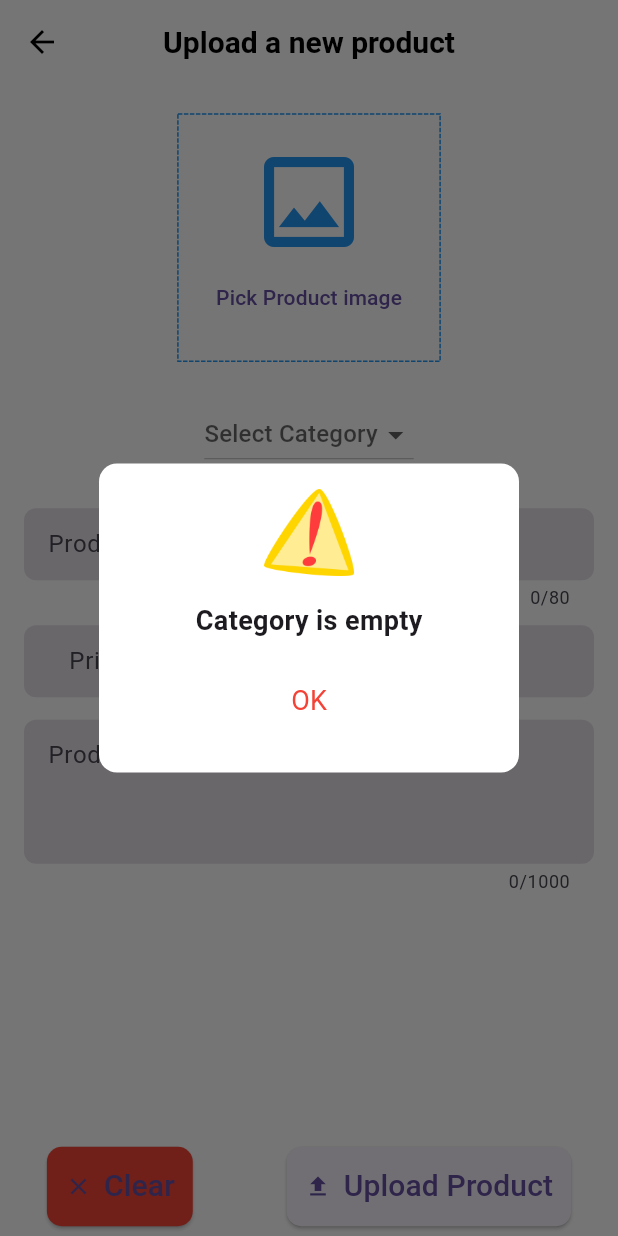
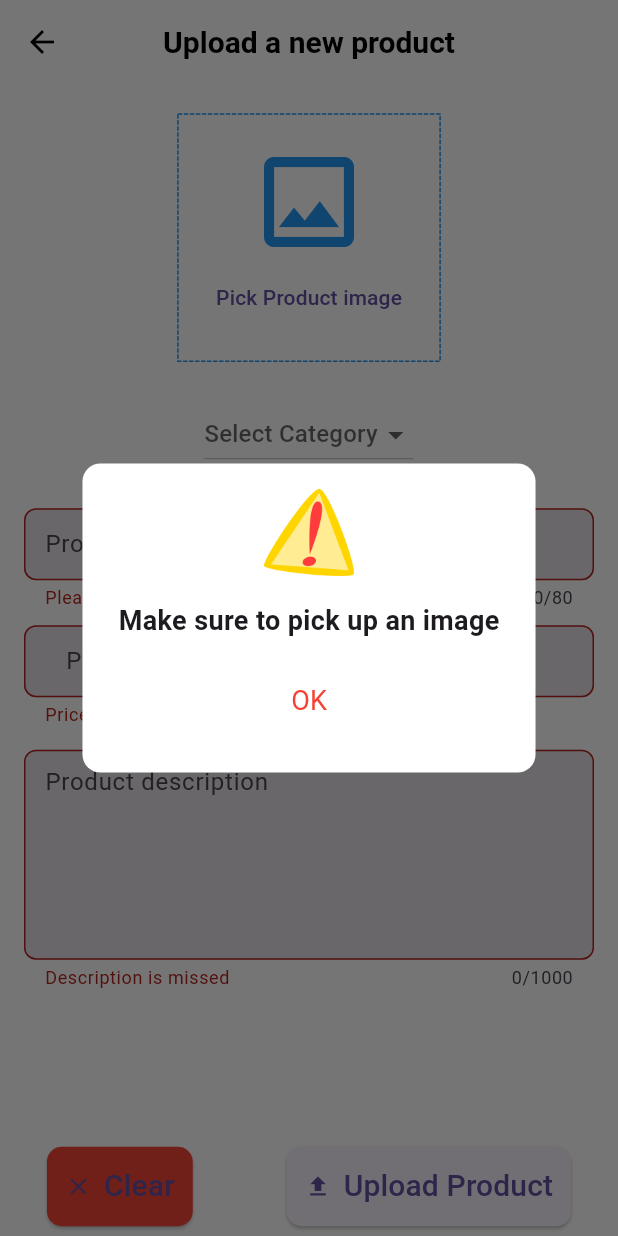
Before and after one commit to AMIRAMOHMED/admain_panel, a Flutter app: the EditOrUploadProductScreen screen opened by its route, after a tap on "Upload Product", on a phone screen of 412 x 824 dp. Run offline on Flutter 3.47's test engine with Material 3 defaults, Android fonts, the phone set to English and light mode, and no system bars; drawn by our look-alikes of dotted_border; our stand-ins replace cloud_firestore, fancy_shimmer_image, firebase_core, firebase_storage, fluttertoast, image_picker and 2 more; missing offline and left inert: dynamic_height_grid_view; accounts and stored records are empty.

Commit message:
first commit

```diff
--- a/lib/main.dart
+++ b/lib/main.dart
@@ -3,10 +3,12 @@ import 'package:admain_panel/providers/them_provider.dart';
 import 'package:admain_panel/screens/dashboard_screen.dart';
 import 'package:admain_panel/screens/inner_Screen/edit_uploaded_product_screen.dart';
 import 'package:admain_panel/screens/inner_Screen/order/orders_screen.dart';
+import 'package:firebase_core/firebase_core.dart';
 import 'package:flutter/material.dart';
 import 'package:provider/provider.dart';
 
 import 'consts/theme.dart';
+import 'firebase_options.dart';
 import 'screens/inner_Screen/search_screen.dart';
 
 void main() {
@@ -16,10 +18,30 @@ void main() {
 class MyApp extends StatelessWidget {
   const MyApp({super.key});
 
-  // This widget is the root of your application.
   @override
   Widget build(BuildContext context) {
-    // final themeProvider = Provider.of<ThemeProvider>(context);
+    return FutureBuilder(
+        future: Firebase.initializeApp(
+            options: DefaultFirebaseOptions.currentPlatform),
+        builder: (context, snapshot) {
+          if (snapshot.connectionState == ConnectionState.waiting) {
+            return const MaterialApp(
+              home: Scaffold(
+                body: Center(
+                  child: CircularProgressIndicator(),
+                ),
+              ),
+            );
+          } else if (snapshot.hasError) {
+            return MaterialApp(
+              home: Scaffold(
+                body: Center(
+                  child:
+                      SelectableText("An error has occurred ${snapshot.error}"),
+                ),
+              ),
+            );
+          }
           return MultiProvider(
             providers: [
               ChangeNotifierProvider(
@@ -38,15 +60,19 @@ class MyApp extends StatelessWidget {
                 debugShowCheckedModeBanner: false,
                 title: 'Shop Smart ADMIN AR',
                 theme: Styles.themeData(
-              isDarkTheme: themeProvider.getIsDarkTheme, context: context),
+                    isDarkTheme: themeProvider.getIsDarkTheme,
+                    context: context),
                 home: const DashboardScreen(),
                 routes: {
-            OrdersScreenFree.routeName: (context) => const OrdersScreenFree(),
+                  OrdersScreenFree.routeName: (context) =>
+                      const OrdersScreenFree(),
                   SearchScreen.routeName: (context) => const SearchScreen(),
-            EditOrUploadProductScreen.routeName:(context)=>const  EditOrUploadProductScreen()
+                  EditOrUploadProductScreen.routeName: (context) =>
+                      const EditOrUploadProductScreen()
                 },
               );
             }),
           );
+        });
   }
 }
--- a/lib/models/product_model.dart
+++ b/lib/models/product_model.dart
@@ -1,3 +1,4 @@
+import 'package:cloud_firestore/cloud_firestore.dart';
 import 'package:flutter/material.dart';
 
 class ProductModel with ChangeNotifier {
@@ -8,7 +9,7 @@ class ProductModel with ChangeNotifier {
       productDescription,
       productImage,
       productQuantity;
-
+Timestamp?creadeAt;
   ProductModel({
     required this.productId,
     required this.productTitle,
@@ -17,5 +18,6 @@ class ProductModel with ChangeNotifier {
     required this.productDescription,
     required this.productImage,
     required this.productQuantity,
+     this.creadeAt
   });
 }
--- a/lib/screens/inner_Screen/edit_uploaded_product_screen.dart
+++ b/lib/screens/inner_Screen/edit_uploaded_product_screen.dart
@@ -1,16 +1,22 @@
 import 'dart:io';
 
-import 'package:admain_panel/consts/app_consts.dart';
+import 'package:cloud_firestore/cloud_firestore.dart';
 import 'package:dotted_border/dotted_border.dart';
+import 'package:firebase_storage/firebase_storage.dart';
+import 'package:flutter/cupertino.dart';
 import 'package:flutter/material.dart';
 import 'package:flutter/services.dart';
+import 'package:fluttertoast/fluttertoast.dart';
 import 'package:image_picker/image_picker.dart';
+import 'package:uuid/uuid.dart';
 
+import '../../consts/app_consts.dart';
 import '../../consts/my_validators.dart';
 import '../../models/product_model.dart';
 import '../../services/my_app_method.dart';
 import '../../widgets/subtitle_text.dart';
 import '../../widgets/title_text.dart';
+import 'loading_manger.dart';
 
 class EditOrUploadProductScreen extends StatefulWidget {
   static const routeName = '/EditOrUploadProductScreen';
@@ -19,25 +25,25 @@ class EditOrUploadProductScreen extends StatefulWidget {
     super.key,
     this.productModel,
   });
-
   final ProductModel? productModel;
-
   @override
   State<EditOrUploadProductScreen> createState() =>
       _EditOrUploadProductScreenState();
 }
 
 class _EditOrUploadProductScreenState extends State<EditOrUploadProductScreen> {
-  String? productNetworkImage;
   final _formKey = GlobalKey<FormState>();
   XFile? _pickedImage;
   bool isEditing = false;
+  String? productNetworkImage;
+
   late TextEditingController _titleController,
       _priceController,
       _descriptionController,
       _quantityController;
   String? _categoryValue;
-
+  bool _isLoading = false;
+  String? productImageUrl;
   @override
   void initState() {
     if (widget.productModel != null) {
@@ -82,41 +88,98 @@ class _EditOrUploadProductScreenState extends State<EditOrUploadProductScreen> {
   }
 
   Future<void> _uploadProduct() async {
+    final isValid = _formKey.currentState!.validate();
+    FocusScope.of(context).unfocus();
+    if (_pickedImage == null) {
+      MyAppMethods.showErrorORWarningDialog(
+        context: context,
+        subtitle: "Make sure to pick up an image",
+        fct: () {},
+      );
+      return;
+    }
     if (_categoryValue == null) {
       MyAppMethods.showErrorORWarningDialog(
         context: context,
         subtitle: "Category is empty",
         fct: () {},
       );
+
       return;
     }
-    if (_pickedImage == null && productNetworkImage == null) {
-      MyAppMethods.showErrorORWarningDialog(
+    if (isValid) {
+      _formKey.currentState!.save();
+      try {
+        setState(() {
+          _isLoading = true;
+        });
+        final ref = FirebaseStorage.instance
+            .ref()
+            .child("productsImages")
+            .child('${_titleController.text.trim()}.jpg');
+        await ref.putFile(File(_pickedImage!.path));
+        productImageUrl = await ref.getDownloadURL();
+
+        final productID = const Uuid().v4();
+        await FirebaseFirestore.instance
+            .collection("products")
+            .doc(productID)
+            .set({
+          'productId': productID,
+          'productTitle': _titleController.text,
+          'productPrice': _priceController.text,
+          'productImage': productImageUrl,
+          'productCategory': _categoryValue,
+          'productDescription': _descriptionController.text,
+          'productQuantity': _quantityController.text,
+          'createdAt': Timestamp.now(),
+        });
+        Fluttertoast.showToast(
+          msg: "Product has been added",
+          toastLength: Toast.LENGTH_SHORT,
+          textColor: Colors.white,
+        );
+        if (!mounted) return;
+        await MyAppMethods.showErrorORWarningDialog(
+          isError: false,
           context: context,
-        subtitle: "PleasePickImage",
+          subtitle: "Clear form?",
+          fct: () {
+            clearForm();
+          },
+        );
+      } on FirebaseException catch (error) {
+        await MyAppMethods.showErrorORWarningDialog(
+          context: context,
+          subtitle: "An error has been occured ${error.message}",
           fct: () {},
         );
-      return;
+      } catch (error) {
+        await MyAppMethods.showErrorORWarningDialog(
+          context: context,
+          subtitle: "An error has been occured $error",
+          fct: () {},
+        );
+      } finally {
+        setState(() {
+          _isLoading = false;
+        });
       }
-    final isValid = _formKey.currentState!.validate();
-    FocusScope.of(context).unfocus();
-    if (isValid) {}
+    }
   }
 
   Future<void> _editProduct() async {
     final isValid = _formKey.currentState!.validate();
     FocusScope.of(context).unfocus();
-
-    if (isValid) {
     if (_pickedImage == null && productNetworkImage == null) {
       MyAppMethods.showErrorORWarningDialog(
         context: context,
-          subtitle: "PleasePickImage",
+        subtitle: "Please pick up an image",
         fct: () {},
       );
       return;
     }
-    }
+    if (isValid) {}
   }
 
   Future<void> localImagePicker() async {
@@ -134,7 +197,6 @@ class _EditOrUploadProductScreenState extends State<EditOrUploadProductScreen> {
       removeFCT: () {
         setState(() {
           _pickedImage = null;
-          productNetworkImage = null;
         });
       },
     );
@@ -143,7 +205,9 @@ class _EditOrUploadProductScreenState extends State<EditOrUploadProductScreen> {
   @override
   Widget build(BuildContext context) {
     final size = MediaQuery.of(context).size;
-    return GestureDetector(
+    return LoadingManger(
+      isLoading: _isLoading,
+      child: GestureDetector(
         onTap: () {
           FocusScope.of(context).unfocus();
         },
@@ -205,17 +269,11 @@ class _EditOrUploadProductScreenState extends State<EditOrUploadProductScreen> {
           ),
           appBar: AppBar(
             centerTitle: true,
-          elevation: 0,
-          backgroundColor: Theme.of(context).scaffoldBackgroundColor,
             title: const TitlesTextWidget(
               label: "Upload a new product",
             ),
           ),
-        body: GestureDetector(
-          onTap: () {
-            FocusScope.of(context).unfocus();
-          },
-          child: SafeArea(
+          body: SafeArea(
             child: SingleChildScrollView(
               child: Column(
                 children: [
@@ -233,15 +291,15 @@ class _EditOrUploadProductScreenState extends State<EditOrUploadProductScreen> {
                     ),
                   ] else if (_pickedImage == null) ...[
                     SizedBox(
-                      height: size.width * .4,
-                      width: size.width * .4 + 10,
+                      width: size.width * 0.4 + 10,
+                      height: size.width * 0.4,
                       child: DottedBorder(
-                          radius: const Radius.circular(15),
                           color: Colors.blue,
+                          radius: const Radius.circular(12),
                           child: Center(
                             child: Column(
+                              crossAxisAlignment: CrossAxisAlignment.center,
                               mainAxisAlignment: MainAxisAlignment.center,
-                              crossAxisAlignment: CrossAxisAlignment.center,
                               children: [
                                 const Icon(
                                   Icons.image_outlined,
@@ -252,7 +310,8 @@ class _EditOrUploadProductScreenState extends State<EditOrUploadProductScreen> {
                                   onPressed: () {
                                     localImagePicker();
                                   },
-                                    child: const Text("Pick Product image"))
+                                  child: const Text("Pick Product image"),
+                                ),
                               ],
                             ),
                           )),
@@ -295,7 +354,7 @@ class _EditOrUploadProductScreenState extends State<EditOrUploadProductScreen> {
                   const SizedBox(
                     height: 25,
                   ),
-                  DropdownButton(
+                  DropdownButton<String>(
                     hint: Text(_categoryValue ?? "Select Category"),
                     value: _categoryValue,
                     items: AppConstants.categoriesDropDownList,
@@ -303,7 +362,8 @@ class _EditOrUploadProductScreenState extends State<EditOrUploadProductScreen> {
                       setState(() {
                         _categoryValue = value;
                       });
-                      }),
+                    },
+                  ),
                   const SizedBox(
                     height: 25,
                   ),
@@ -323,8 +383,6 @@ class _EditOrUploadProductScreenState extends State<EditOrUploadProductScreen> {
                             keyboardType: TextInputType.multiline,
                             textInputAction: TextInputAction.newline,
                             decoration: const InputDecoration(
-                              filled: true,
-                              contentPadding: EdgeInsets.all(12),
                               hintText: 'Product Title',
                             ),
                             validator: (value) {
@@ -352,8 +410,6 @@ class _EditOrUploadProductScreenState extends State<EditOrUploadProductScreen> {
                                     ),
                                   ],
                                   decoration: const InputDecoration(
-                                      filled: true,
-                                      contentPadding: EdgeInsets.all(12),
                                       hintText: 'Price',
                                       prefix: SubtitleTextWidget(
                                         label: "\$ ",
@@ -381,8 +437,6 @@ class _EditOrUploadProductScreenState extends State<EditOrUploadProductScreen> {
                                   keyboardType: TextInputType.number,
                                   key: const ValueKey('Quantity'),
                                   decoration: const InputDecoration(
-                                    filled: true,
-                                    contentPadding: EdgeInsets.all(12),
                                     hintText: 'Qty',
                                   ),
                                   validator: (value) {
@@ -399,13 +453,11 @@ class _EditOrUploadProductScreenState extends State<EditOrUploadProductScreen> {
                           TextFormField(
                             key: const ValueKey('Description'),
                             controller: _descriptionController,
-                            minLines: 3,
+                            minLines: 5,
                             maxLines: 8,
                             maxLength: 1000,
                             textCapitalization: TextCapitalization.sentences,
                             decoration: const InputDecoration(
-                              filled: true,
-                              contentPadding: EdgeInsets.all(12),
                               hintText: 'Product description',
                             ),
                             validator: (value) {
@@ -420,6 +472,9 @@ class _EditOrUploadProductScreenState extends State<EditOrUploadProductScreen> {
                       ),
                     ),
                   ),
+                  const SizedBox(
+                    height: kBottomNavigationBarHeight + 10,
+                  )
                 ],
               ),
             ),
--- /dev/null
+++ b/lib/screens/inner_Screen/loading_manger.dart
@@ -0,0 +1,20 @@
+
+
+
+import 'package:flutter/material.dart';
+
+class LoadingManger extends StatelessWidget {
+  const LoadingManger({super.key, required this.isLoading, required this.child});
+final bool isLoading;
+final Widget child;
+  @override
+  Widget build(BuildContext context) {
+    return Stack(children: [
+      child,
+
+      if(isLoading)...{
+        Container(color: Colors.black.withOpacity(.07)),
+        const Center(child: CircularProgressIndicator(),)}
+    ],);
+  }
+}
```
Lines whose indentation alone changed are shown as unchanged.
